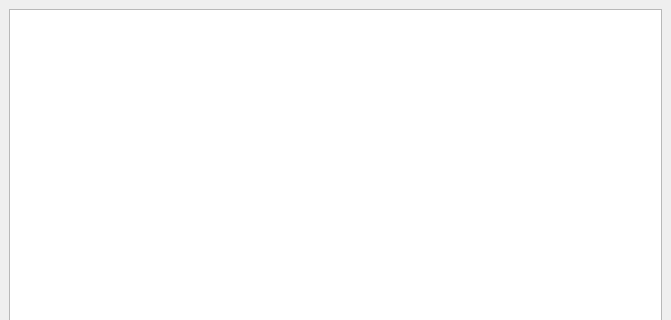
Qt form src/ex_modelview/mainwindow.ui (dsba-z/week18cpp2021-modelview) before a commit; both pictures show x 0 to 671 and y 0 to 320 of the 671 by 506 pixel window.
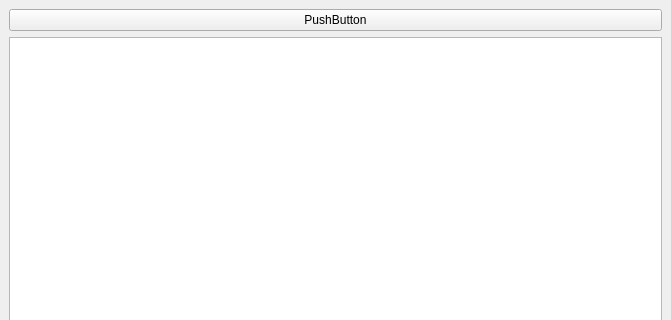
The same form after that commit.

Patch:
```diff
--- a/src/ex_modelview/mainwindow.ui
+++ b/src/ex_modelview/mainwindow.ui
@@ -15,7 +15,14 @@
   </property>
   <widget class="QWidget" name="centralwidget">
    <layout class="QGridLayout" name="gridLayout">
-    <item row="0" column="0">
+    <item row="1" column="0">
+     <widget class="QPushButton" name="pushButton">
+      <property name="text">
+       <string>PushButton</string>
+      </property>
+     </widget>
+    </item>
+    <item row="2" column="0">
      <widget class="QTableView" name="tableView"/>
     </item>
    </layout>
```
